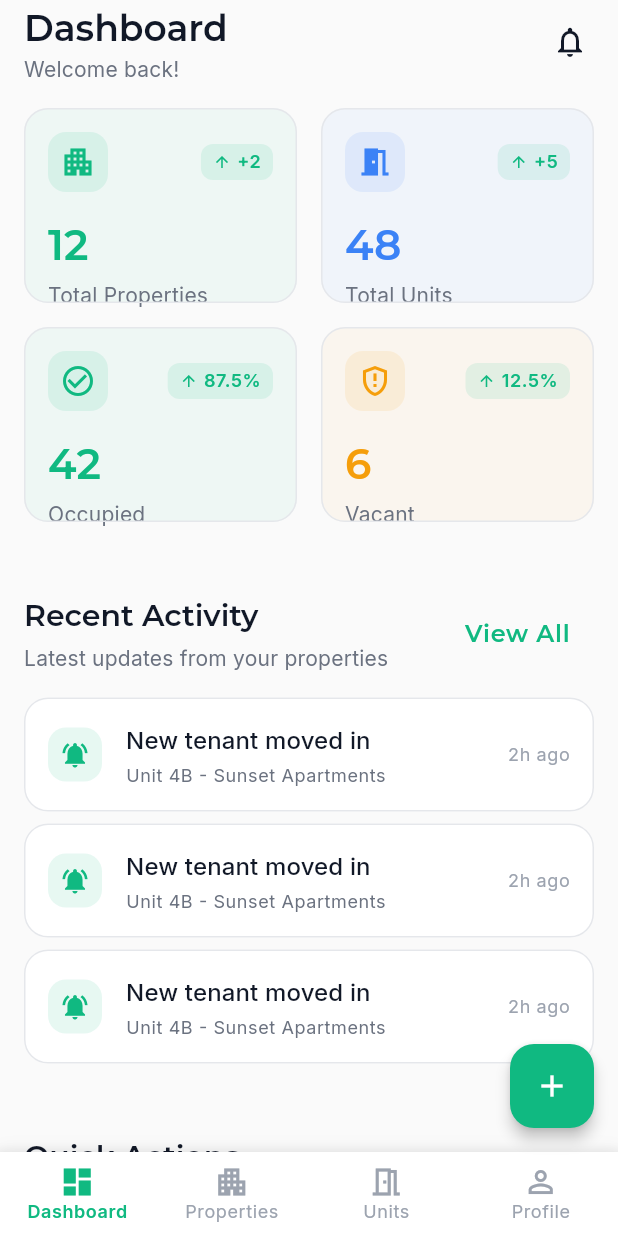
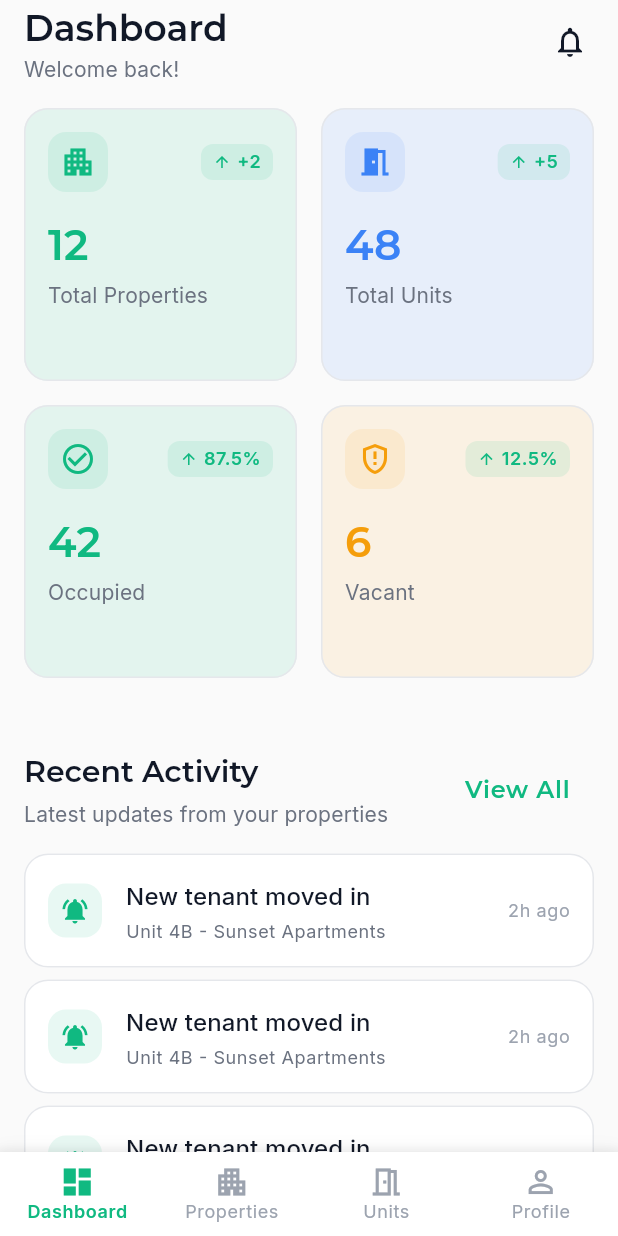
Before and after one commit to BrianRigii/resident, a Flutter app: the HomeScreen screen opened by its route, on a phone screen of 412 x 824 dp. Run offline on Flutter 3.47's test engine with Material 3 defaults, Android fonts, the phone set to English and light mode, and no system bars; our stand-ins replace go_router, supabase_flutter; accounts and stored records are empty; statements that could not run were skipped.

Commit message:
refactor home screen

```diff
--- a/lib/core/widgets/cards.dart
+++ b/lib/core/widgets/cards.dart
@@ -105,7 +105,6 @@ class InfoCard extends StatelessWidget {
   }
 }
 
-/// Stats card with optional trend indicator
 class StatsCard extends StatelessWidget {
   final String title;
   final String value;
@@ -129,7 +128,7 @@ class StatsCard extends StatelessWidget {
     final cardColor = color ?? AppColors.primary;
 
     return AppCard(
-      backgroundColor: cardColor.withOpacity(0.05),
+      backgroundColor: cardColor.withAlpha(25),
       child: Column(
         crossAxisAlignment: CrossAxisAlignment.start,
         spacing: AppSpacing.md,
@@ -140,7 +139,7 @@ class StatsCard extends StatelessWidget {
               Container(
                 padding: const EdgeInsets.all(AppSpacing.sm),
                 decoration: BoxDecoration(
-                  color: cardColor.withOpacity(0.1),
+                  color: cardColor.withAlpha(25),
                   borderRadius: BorderRadius.circular(AppSpacing.radiusMd),
                 ),
                 child: Icon(icon, color: cardColor, size: AppSpacing.iconMd),
@@ -153,8 +152,8 @@ class StatsCard extends StatelessWidget {
                   ),
                   decoration: BoxDecoration(
                     color: trendPositive
-                        ? AppColors.success.withOpacity(0.1)
-                        : AppColors.error.withOpacity(0.1),
+                        ? AppColors.success.withAlpha(25)
+                        : AppColors.error.withAlpha(25),
                     borderRadius: BorderRadius.circular(AppSpacing.radiusSm),
                   ),
                   child: Row(
--- a/lib/features/properties/models/property.dart
+++ b/lib/features/properties/models/property.dart
@@ -1,17 +1,14 @@
-import 'package:resident/features/units/models/unit.dart';
-
 class Property {
   final String id;
   final String name;
   final String address;
-  final List<Unit> units;
   final String landLordId;
 
   Property({
     required this.id,
     required this.name,
     required this.address,
-    required this.units,
+
     required this.landLordId,
   });
 }
--- a/lib/home_screen.dart
+++ b/lib/home_screen.dart
@@ -20,7 +20,7 @@ class _HomeScreenState extends State<HomeScreen> {
 
   final List<Widget> _screens = [
     const DashboardView(),
-    const PropertiesView(),
+    const PropertiesScreen(),
     const UnitsView(),
     const ProfileView(),
   ];
@@ -38,15 +38,6 @@ class _HomeScreenState extends State<HomeScreen> {
           });
         },
       ),
-      floatingActionButton: _currentIndex == 0 || _currentIndex == 1
-          ? AppFAB(
-              icon: _currentIndex == 0 ? Icons.add : Icons.add_business,
-              onPressed: () {
-                // TODO: Add property or unit
-              },
-              tooltip: _currentIndex == 0 ? 'Add Unit' : 'Add Property',
-            )
-          : null,
     );
   }
 }
@@ -99,7 +90,7 @@ class DashboardView extends StatelessWidget {
                 crossAxisCount: 2,
                 mainAxisSpacing: AppSpacing.md,
                 crossAxisSpacing: AppSpacing.md,
-                childAspectRatio: 1.4,
+
                 children: const [
                   StatsCard(
                     title: 'Total Properties',
@@ -157,7 +148,7 @@ class DashboardView extends StatelessWidget {
                         Container(
                           padding: const EdgeInsets.all(AppSpacing.sm),
                           decoration: BoxDecoration(
-                            color: AppColors.primary.withOpacity(0.1),
+                            color: AppColors.primary.withAlpha(25),
                             borderRadius: BorderRadius.circular(
                               AppSpacing.radiusMd,
                             ),
@@ -234,33 +225,6 @@ class DashboardView extends StatelessWidget {
 
               const SizedBox(height: AppSpacing.xxxl),
             ]),
-          ),
-        ),
-      ],
-    );
-  }
-}
-
-// Properties View Placeholder
-class PropertiesView extends StatelessWidget {
-  const PropertiesView({super.key});
-
-  @override
-  Widget build(BuildContext context) {
-    return CustomScrollView(
-      slivers: [
-        SliverAppBar(
-          floating: true,
-          backgroundColor: AppColors.background,
-          elevation: 0,
-          title: Text('Properties', style: AppTextStyles.h4),
-        ),
-        const SliverFillRemaining(
-          child: EmptyState(
-            icon: Icons.apartment,
-            title: 'No Properties Yet',
-            description: 'Add your first property to get started',
-            actionText: 'Add Property',
           ),
         ),
       ],
```
Also changed, not shown: lib/features/auth/auth_api.dart (+7 -0 lines), lib/features/profile/presentation/profile_screen.dart (added, +79 -0 lines), lib/features/properties/presentation/properties_screen.dart (added, +31 -0 lines), lib/features/units/presentation/units_screen.dart (added, +29 -0 lines), pubspec.lock, 2 other files.
